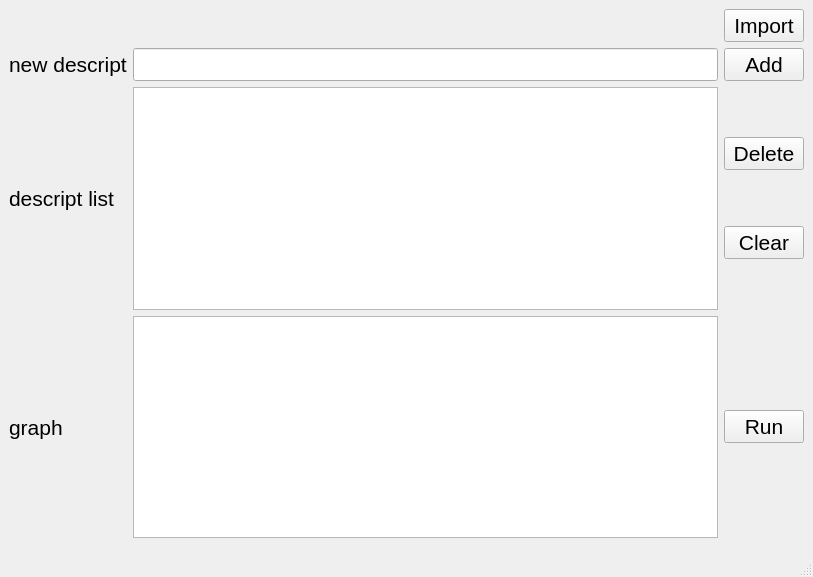
Before: the Qt Designer form QtGuiApplication1/QtGuiApplication1.ui in XihuaQiao/-_-GUI, drawn with Qt 5.
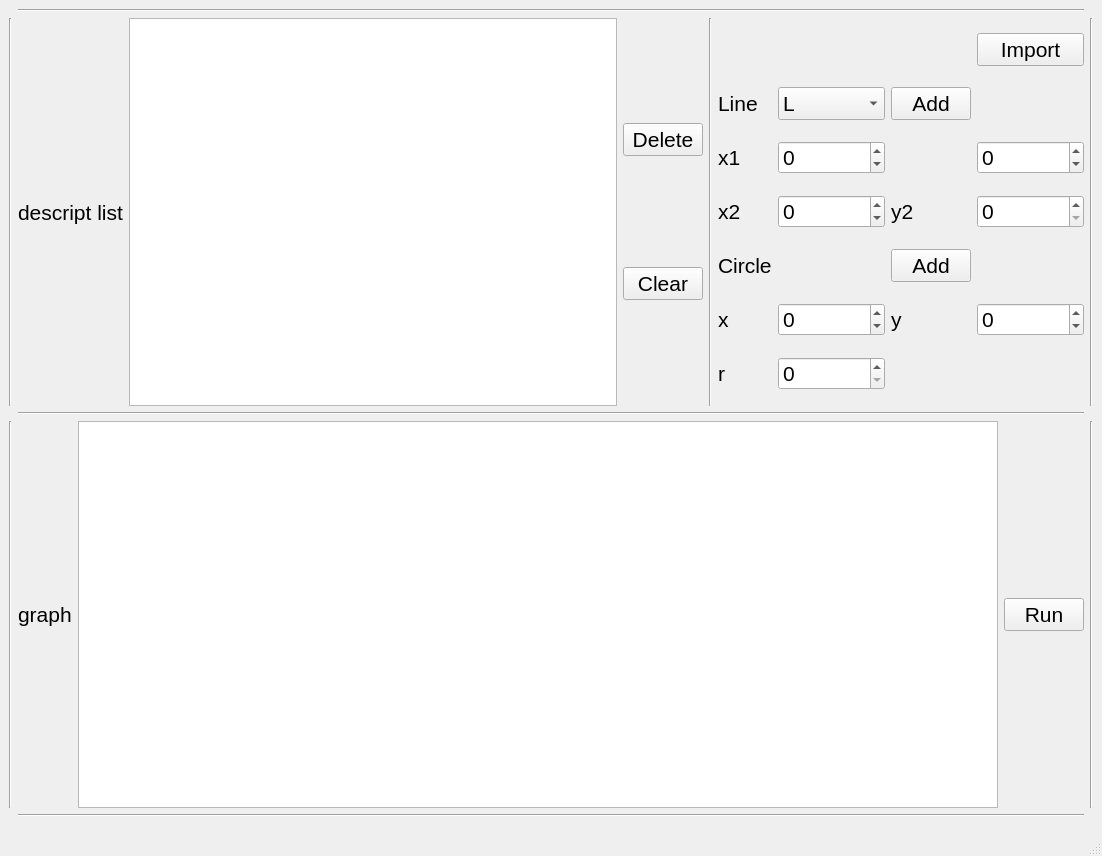
After: the same form once the commit is applied.

```diff
--- a/QtGuiApplication1/QtGuiApplication1.ui
+++ b/QtGuiApplication1/QtGuiApplication1.ui
@@ -6,8 +6,8 @@
    <rect>
     <x>0</x>
     <y>0</y>
-    <width>813</width>
-    <height>577</height>
+    <width>1102</width>
+    <height>856</height>
    </rect>
   </property>
   <property name="font">
@@ -19,75 +19,428 @@
    <string>MainWindow</string>
   </property>
   <widget class="QWidget" name="centralwidget">
-   <layout class="QGridLayout" name="gridLayout">
-    <item row="0" column="2">
-     <widget class="QPushButton" name="btn_import">
-      <property name="text">
-       <string>Import</string>
-      </property>
-     </widget>
-    </item>
-    <item row="10" column="2">
-     <widget class="QPushButton" name="btn_run">
-      <property name="text">
-       <string>Run</string>
-      </property>
-     </widget>
-    </item>
+   <property name="styleSheet">
+    <string notr="true">border-color: rgb(0, 0, 0);</string>
+   </property>
+   <layout class="QGridLayout" name="gridLayout_2">
     <item row="1" column="2">
-     <widget class="QPushButton" name="btn_nd_add">
-      <property name="text">
-       <string>Add</string>
-      </property>
-     </widget>
-    </item>
-    <item row="7" column="2">
-     <layout class="QVBoxLayout" name="verticalLayout">
-      <item>
-       <widget class="QPushButton" name="btn_dl_delete">
-        <property name="text">
-         <string>Delete</string>
-        </property>
-       </widget>
-      </item>
-      <item>
-       <widget class="QPushButton" name="btn_dl_clear">
-        <property name="text">
-         <string>Clear</string>
-        </property>
-       </widget>
-      </item>
-     </layout>
-    </item>
-    <item row="10" column="1">
-     <widget class="QGraphicsView" name="gView_graph"/>
-    </item>
-    <item row="1" column="0">
-     <widget class="QLabel" name="lbl_nd">
-      <property name="text">
-       <string>new descript</string>
+     <widget class="Line" name="line_4">
+      <property name="orientation">
+       <enum>Qt::Vertical</enum>
       </property>
      </widget>
     </item>
     <item row="1" column="1">
-     <widget class="QLineEdit" name="ledt_nd_add"/>
+     <layout class="QHBoxLayout" name="horizontalLayout_4">
+      <item>
+       <layout class="QHBoxLayout" name="horizontalLayout_3">
+        <item>
+         <widget class="QLabel" name="lbl_dl">
+          <property name="font">
+           <font>
+            <pointsize>16</pointsize>
+           </font>
+          </property>
+          <property name="text">
+           <string>descript list</string>
+          </property>
+         </widget>
+        </item>
+        <item>
+         <widget class="QListWidget" name="list_dl">
+          <property name="font">
+           <font>
+            <pointsize>16</pointsize>
+           </font>
+          </property>
+         </widget>
+        </item>
+        <item>
+         <layout class="QVBoxLayout" name="verticalLayout_2">
+          <item>
+           <widget class="QPushButton" name="btn_dl_delete">
+            <property name="font">
+             <font>
+              <pointsize>16</pointsize>
+             </font>
+            </property>
+            <property name="text">
+             <string>Delete</string>
+            </property>
+           </widget>
+          </item>
+          <item>
+           <widget class="QPushButton" name="btn_dl_clear">
+            <property name="font">
+             <font>
+              <pointsize>16</pointsize>
+             </font>
+            </property>
+            <property name="text">
+             <string>Clear</string>
+            </property>
+           </widget>
+          </item>
+         </layout>
+        </item>
+       </layout>
+      </item>
+      <item>
+       <widget class="Line" name="line_2">
+        <property name="orientation">
+         <enum>Qt::Vertical</enum>
+        </property>
+       </widget>
+      </item>
+      <item>
+       <layout class="QGridLayout" name="gridLayout">
+        <property name="sizeConstraint">
+         <enum>QLayout::SetDefaultConstraint</enum>
+        </property>
+        <item row="6" column="1">
+         <widget class="QSpinBox" name="sbox_line_r">
+          <property name="font">
+           <font>
+            <pointsize>16</pointsize>
+           </font>
+          </property>
+          <property name="minimum">
+           <number>0</number>
+          </property>
+          <property name="maximum">
+           <number>100000</number>
+          </property>
+         </widget>
+        </item>
+        <item row="3" column="1">
+         <widget class="QSpinBox" name="sbox_line_x2">
+          <property name="font">
+           <font>
+            <pointsize>16</pointsize>
+           </font>
+          </property>
+          <property name="minimum">
+           <number>-100000</number>
+          </property>
+          <property name="maximum">
+           <number>100000</number>
+          </property>
+         </widget>
+        </item>
+        <item row="1" column="0">
+         <widget class="QLabel" name="lbl_line">
+          <property name="font">
+           <font>
+            <pointsize>16</pointsize>
+           </font>
+          </property>
+          <property name="text">
+           <string>Line</string>
+          </property>
+         </widget>
+        </item>
+        <item row="3" column="3">
+         <widget class="QLabel" name="label_10">
+          <property name="font">
+           <font>
+            <pointsize>16</pointsize>
+           </font>
+          </property>
+          <property name="text">
+           <string>y2</string>
+          </property>
+         </widget>
+        </item>
+        <item row="0" column="4">
+         <widget class="QPushButton" name="btn_import">
+          <property name="font">
+           <font>
+            <pointsize>16</pointsize>
+           </font>
+          </property>
+          <property name="text">
+           <string>Import</string>
+          </property>
+         </widget>
+        </item>
+        <item row="5" column="4">
+         <widget class="QSpinBox" name="sbox_circle_y">
+          <property name="font">
+           <font>
+            <pointsize>16</pointsize>
+           </font>
+          </property>
+          <property name="minimum">
+           <number>-100000</number>
+          </property>
+          <property name="maximum">
+           <number>100000</number>
+          </property>
+         </widget>
+        </item>
+        <item row="1" column="3">
+         <widget class="QPushButton" name="btn_line_add">
+          <property name="font">
+           <font>
+            <pointsize>16</pointsize>
+           </font>
+          </property>
+          <property name="text">
+           <string>Add</string>
+          </property>
+         </widget>
+        </item>
+        <item row="4" column="3">
+         <widget class="QPushButton" name="btn_circle_add">
+          <property name="font">
+           <font>
+            <pointsize>16</pointsize>
+           </font>
+          </property>
+          <property name="text">
+           <string>Add</string>
+          </property>
+         </widget>
+        </item>
+        <item row="5" column="0">
+         <widget class="QLabel" name="label_7">
+          <property name="font">
+           <font>
+            <pointsize>16</pointsize>
+           </font>
+          </property>
+          <property name="text">
+           <string>x</string>
+          </property>
+         </widget>
+        </item>
+        <item row="2" column="0">
+         <widget class="QLabel" name="label_2">
+          <property name="font">
+           <font>
+            <pointsize>16</pointsize>
+           </font>
+          </property>
+          <property name="text">
+           <string>x1</string>
+          </property>
+         </widget>
+        </item>
+        <item row="6" column="0">
+         <widget class="QLabel" name="label_9">
+          <property name="font">
+           <font>
+            <pointsize>16</pointsize>
+            <weight>50</weight>
+            <bold>false</bold>
+           </font>
+          </property>
+          <property name="text">
+           <string>r</string>
+          </property>
+         </widget>
+        </item>
+        <item row="5" column="1">
+         <widget class="QSpinBox" name="sbox_circle_x">
+          <property name="font">
+           <font>
+            <pointsize>16</pointsize>
+           </font>
+          </property>
+          <property name="minimum">
+           <number>-100000</number>
+          </property>
+          <property name="maximum">
+           <number>100000</number>
+          </property>
+         </widget>
+        </item>
+        <item row="4" column="0">
+         <widget class="QLabel" name="label_6">
+          <property name="font">
+           <font>
+            <pointsize>16</pointsize>
+           </font>
+          </property>
+          <property name="text">
+           <string>Circle</string>
+          </property>
+         </widget>
+        </item>
+        <item row="2" column="1">
+         <widget class="QSpinBox" name="sbox_line_x1">
+          <property name="font">
+           <font>
+            <pointsize>16</pointsize>
+           </font>
+          </property>
+          <property name="minimum">
+           <number>-100000</number>
+          </property>
+          <property name="maximum">
+           <number>100000</number>
+          </property>
+         </widget>
+        </item>
+        <item row="2" column="4">
+         <widget class="QSpinBox" name="sbox_line_y1">
+          <property name="font">
+           <font>
+            <pointsize>16</pointsize>
+           </font>
+          </property>
+          <property name="minimum">
+           <number>-100000</number>
+          </property>
+          <property name="maximum">
+           <number>100000</number>
+          </property>
+         </widget>
+        </item>
+        <item row="3" column="4">
+         <widget class="QSpinBox" name="sbox_line_y2">
+          <property name="font">
+           <font>
+            <pointsize>16</pointsize>
+           </font>
+          </property>
+         </widget>
+        </item>
+        <item row="5" column="3">
+         <widget class="QLabel" name="label_8">
+          <property name="font">
+           <font>
+            <pointsize>16</pointsize>
+           </font>
+          </property>
+          <property name="text">
+           <string>y</string>
+          </property>
+         </widget>
+        </item>
+        <item row="3" column="0">
+         <widget class="QLabel" name="label_4">
+          <property name="font">
+           <font>
+            <pointsize>16</pointsize>
+           </font>
+          </property>
+          <property name="text">
+           <string>x2</string>
+          </property>
+         </widget>
+        </item>
+        <item row="1" column="1">
+         <widget class="QComboBox" name="cbox_line">
+          <property name="font">
+           <font>
+            <pointsize>16</pointsize>
+           </font>
+          </property>
+          <item>
+           <property name="text">
+            <string>L</string>
+           </property>
+          </item>
+          <item>
+           <property name="text">
+            <string>R</string>
+           </property>
+          </item>
+          <item>
+           <property name="text">
+            <string>S</string>
+           </property>
+          </item>
+         </widget>
+        </item>
+       </layout>
+      </item>
+     </layout>
     </item>
-    <item row="7" column="0">
-     <widget class="QLabel" name="lbl_dl">
-      <property name="text">
-       <string>descript list</string>
+    <item row="3" column="2">
+     <widget class="Line" name="line_5">
+      <property name="orientation">
+       <enum>Qt::Vertical</enum>
       </property>
      </widget>
     </item>
-    <item row="10" column="0">
-     <widget class="QLabel" name="lbl_graph">
-      <property name="text">
-       <string>graph</string>
+    <item row="3" column="1">
+     <layout class="QHBoxLayout" name="horizontalLayout_2">
+      <item>
+       <widget class="QLabel" name="lbl_graph">
+        <property name="font">
+         <font>
+          <pointsize>16</pointsize>
+         </font>
+        </property>
+        <property name="text">
+         <string>graph</string>
+        </property>
+       </widget>
+      </item>
+      <item>
+       <widget class="QGraphicsView" name="gView_graph">
+        <property name="autoFillBackground">
+         <bool>false</bool>
+        </property>
+       </widget>
+      </item>
+      <item>
+       <widget class="QPushButton" name="btn_run">
+        <property name="font">
+         <font>
+          <pointsize>16</pointsize>
+         </font>
+        </property>
+        <property name="text">
+         <string>Run</string>
+        </property>
+       </widget>
+      </item>
+     </layout>
+    </item>
+    <item row="3" column="0">
+     <widget class="Line" name="line_6">
+      <property name="orientation">
+       <enum>Qt::Vertical</enum>
       </property>
      </widget>
     </item>
-    <item row="7" column="1">
-     <widget class="QListWidget" name="list_dl"/>
+    <item row="1" column="0">
+     <widget class="Line" name="line_7">
+      <property name="orientation">
+       <enum>Qt::Vertical</enum>
+      </property>
+     </widget>
+    </item>
+    <item row="2" column="1">
+     <widget class="Line" name="line">
+      <property name="font">
+       <font>
+        <pointsize>16</pointsize>
+        <weight>75</weight>
+        <bold>true</bold>
+       </font>
+      </property>
+      <property name="orientation">
+       <enum>Qt::Horizontal</enum>
+      </property>
+     </widget>
+    </item>
+    <item row="4" column="1">
+     <widget class="Line" name="line_3">
+      <property name="orientation">
+       <enum>Qt::Horizontal</enum>
+      </property>
+     </widget>
+    </item>
+    <item row="0" column="1">
+     <widget class="Line" name="line_8">
+      <property name="orientation">
+       <enum>Qt::Horizontal</enum>
+      </property>
+     </widget>
     </item>
    </layout>
   </widget>
```
Left out of the diff: 2 changed lines with no effect on the pictures.
